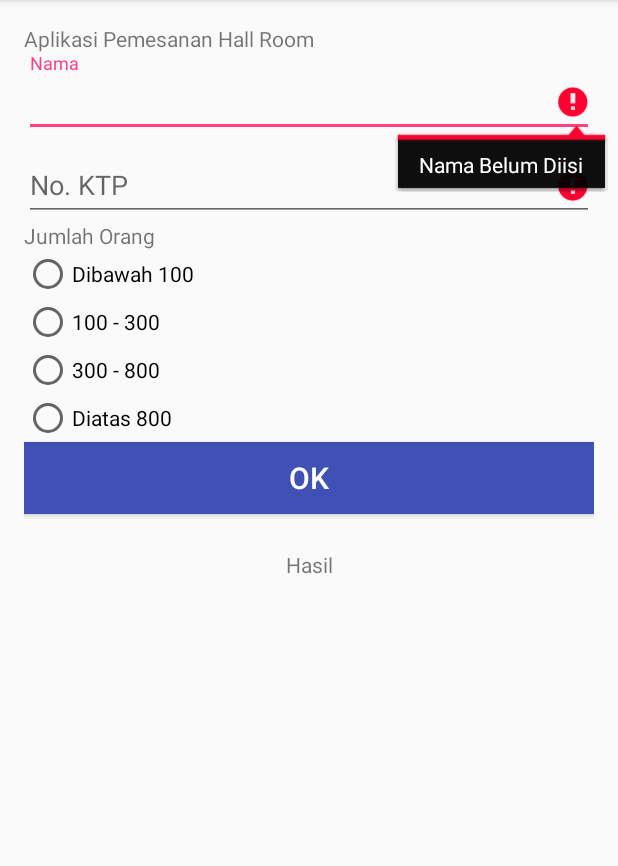
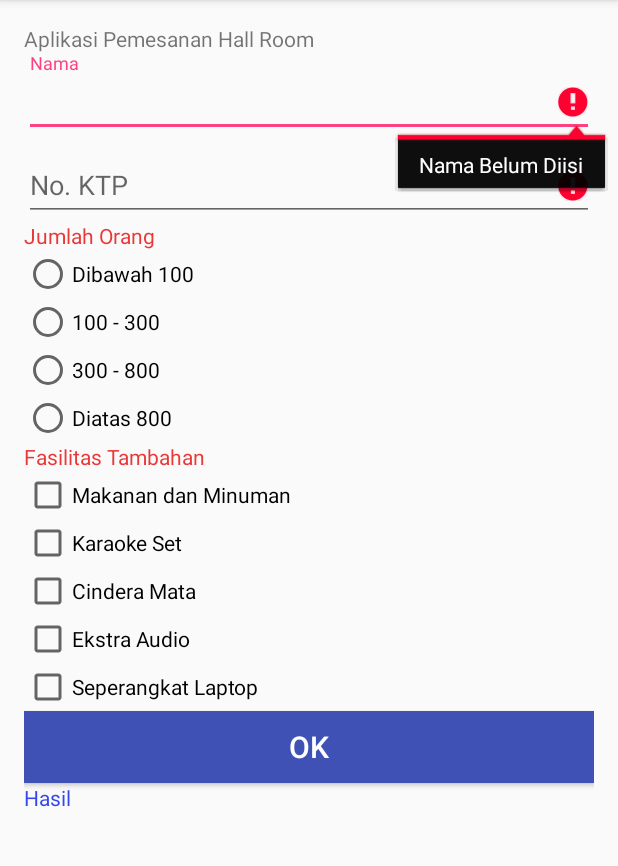
Before and after one commit to RifaniIra/Aplikasi-Booking-Hall-Room, an Android app: the screen it shows after launch (MainActivity), after a tap on "OK", on a phone screen of 412 x 824 dp, the part 84-950 px from its top. Run offline under Robolectric (Android 15) with nearby library versions, the phone set to English and light mode, and no system bars.

Commit message:
Project Commit 4

```diff
--- a/app/src/main/java/id/sch/smktelkom_mlg/learn/aplikasibookinghallroom/MainActivity.java
+++ b/app/src/main/java/id/sch/smktelkom_mlg/learn/aplikasibookinghallroom/MainActivity.java
@@ -4,17 +4,21 @@ import android.support.v7.app.AppCompatActivity;
 import android.os.Bundle;
 import android.view.View;
 import android.widget.Button;
+import android.widget.CheckBox;
+import android.widget.CompoundButton;
 import android.widget.EditText;
 import android.widget.RadioButton;
 import android.widget.RadioGroup;
 import android.widget.TextView;
 
-public class MainActivity extends AppCompatActivity {
+public class MainActivity extends AppCompatActivity implements CompoundButton.OnCheckedChangeListener{
     EditText etNama;
     EditText etNomor;
     Button bOK;
     RadioGroup rgJumlah;
-    TextView tvHasil;
+    TextView tvHasil, tvFata;
+    CheckBox cbMM, cbKS, cbCM, cbEA, cbSL;
+    int nFata;
 
     @Override
     protected void onCreate(Bundle savedInstanceState) {
@@ -27,6 +31,13 @@ public class MainActivity extends AppCompatActivity {
         rgJumlah = (RadioGroup) findViewById(R.id.radioGroupJumlah);
         tvHasil = (TextView) findViewById(R.id.textViewHasil);
 
+        cbMM = (CheckBox) findViewById(R.id.checkBoxMM);
+        cbKS = (CheckBox) findViewById(R.id.checkBoxKS);
+        cbCM = (CheckBox) findViewById(R.id.checkBoxCM);
+        cbEA = (CheckBox) findViewById(R.id.checkBoxEA);
+        cbSL = (CheckBox) findViewById(R.id.checkBoxSL);
+
+        tvFata = (TextView) findViewById(R.id.textViewFata);
         bOK.setOnClickListener(new View.OnClickListener() {
             @Override
             public void onClick(View view) {
@@ -35,6 +46,12 @@ public class MainActivity extends AppCompatActivity {
 
             }
         });
+
+        cbMM.setOnCheckedChangeListener(this);
+        cbKS.setOnCheckedChangeListener(this);
+        cbCM.setOnCheckedChangeListener(this);
+        cbEA.setOnCheckedChangeListener(this);
+        cbSL.setOnCheckedChangeListener(this);
     }
 
     private void doProcess() {
@@ -45,11 +62,29 @@ public class MainActivity extends AppCompatActivity {
                     findViewById(rgJumlah.getCheckedRadioButtonId());
             hasil = rb.getText().toString();
         }
+        if(hasil == null)
+        {
+            hasil = "Anda Belum Memilih Jumlah Orang";
+        }
+
+        String hasil2 ="Fasilitas Tambahan yang dipilih :\n";
+        int startlen =hasil2.length();
+        if(cbMM.isChecked()) hasil2+=cbMM.getText()+"\n";
+        if(cbKS.isChecked()) hasil2+=cbKS.getText()+"\n";
+        if(cbCM.isChecked()) hasil2+=cbCM.getText()+"\n";
+        if(cbEA.isChecked()) hasil2+=cbEA.getText()+"\n";
+        if(cbSL.isChecked()) hasil2+=cbSL.getText()+"\n";
+
+        if(hasil2.length()==startlen) hasil2+="Tidak Ada pada Pilihan";
+
 
         if(isValid()) {
             String nama = etNama.getText().toString();
             int nomor = Integer.parseInt(etNomor.getText().toString());
-            tvHasil.setText(nama + "No. KTP = " + nomor + "Jumlah " + hasil);
+            tvHasil.setText("Nama            : " + nama +  "\n" +
+                            "No. KTP        : " + nomor + "\n" +
+                            "Jumlah          : " + hasil + "\n" +
+                            hasil2);
 
         }
     }
@@ -85,8 +120,13 @@ public class MainActivity extends AppCompatActivity {
             etNomor.setError(null);
         }
 
-
-
         return valid;
     }
+
+    @Override
+    public void onCheckedChanged(CompoundButton buttonView, boolean isChecked) {
+        if(isChecked) nFata+=1;
+        else nFata-=1;
+        tvFata.setText("Fasilitas Tambahan ("+nFata+" terpilih)");
+    }
 }
--- a/app/src/main/res/layout/activity_main.xml
+++ b/app/src/main/res/layout/activity_main.xml
@@ -1,6 +1,9 @@
 <?xml version="1.0" encoding="utf-8"?>
-<LinearLayout xmlns:android="http://schemas.android.com/apk/res/android"
+<ScrollView xmlns:android="http://schemas.android.com/apk/res/android"
     xmlns:tools="http://schemas.android.com/tools"
+    android:layout_height="match_parent"
+    android:layout_width="match_parent">
+<LinearLayout
     android:layout_width="match_parent"
     android:layout_height="match_parent"
     android:orientation="vertical"
@@ -45,7 +48,8 @@
     <TextView
         android:text="Jumlah Orang"
         android:layout_width="wrap_content"
-        android:layout_height="wrap_content" />
+        android:layout_height="wrap_content"
+        android:textColor="#ea3838" />
 
     <RadioGroup
         android:layout_width="match_parent"
@@ -77,6 +81,48 @@
             android:id="@+id/radioButtonAtasB" />
     </RadioGroup>
 
+    <TextView
+        android:layout_width="wrap_content"
+        android:layout_height="wrap_content"
+        android:text="Fasilitas Tambahan"
+        android:id="@+id/textViewFata"
+        android:textColor="#ea3838" />
+
+    <CheckBox
+        android:layout_width="wrap_content"
+        android:layout_height="wrap_content"
+        android:text="Makanan dan Minuman"
+        android:id="@+id/checkBoxMM"
+        android:checked="false" />
+
+    <CheckBox
+        android:layout_width="wrap_content"
+        android:layout_height="wrap_content"
+        android:text="Karaoke Set"
+        android:id="@+id/checkBoxKS"
+        android:checked="false" />
+
+    <CheckBox
+        android:layout_width="wrap_content"
+        android:layout_height="wrap_content"
+        android:text="Cindera Mata"
+        android:id="@+id/checkBoxCM"
+        android:checked="false" />
+
+    <CheckBox
+        android:layout_width="wrap_content"
+        android:layout_height="wrap_content"
+        android:text="Ekstra Audio"
+        android:id="@+id/checkBoxEA"
+        android:checked="false" />
+
+    <CheckBox
+        android:layout_width="wrap_content"
+        android:layout_height="wrap_content"
+        android:text="Seperangkat Laptop"
+        android:id="@+id/checkBoxSL"
+        android:checked="false" />
+
     <Button
         android:layout_width="match_parent"
         android:layout_height="wrap_content"
@@ -87,12 +133,11 @@
         android:id="@+id/buttonOK" />
 
     <TextView
-        android:layout_marginTop="8dp"
-        android:padding="16dp"
-        android:gravity="center_horizontal"
-        android:layout_width="match_parent"
+        android:layout_width="wrap_content"
         android:layout_height="wrap_content"
         android:text="Hasil"
-        android:id="@+id/textViewHasil" />
+        android:id="@+id/textViewHasil"
+        android:textColor="#3248ee" />
 
 </LinearLayout>
+</ScrollView>
```
